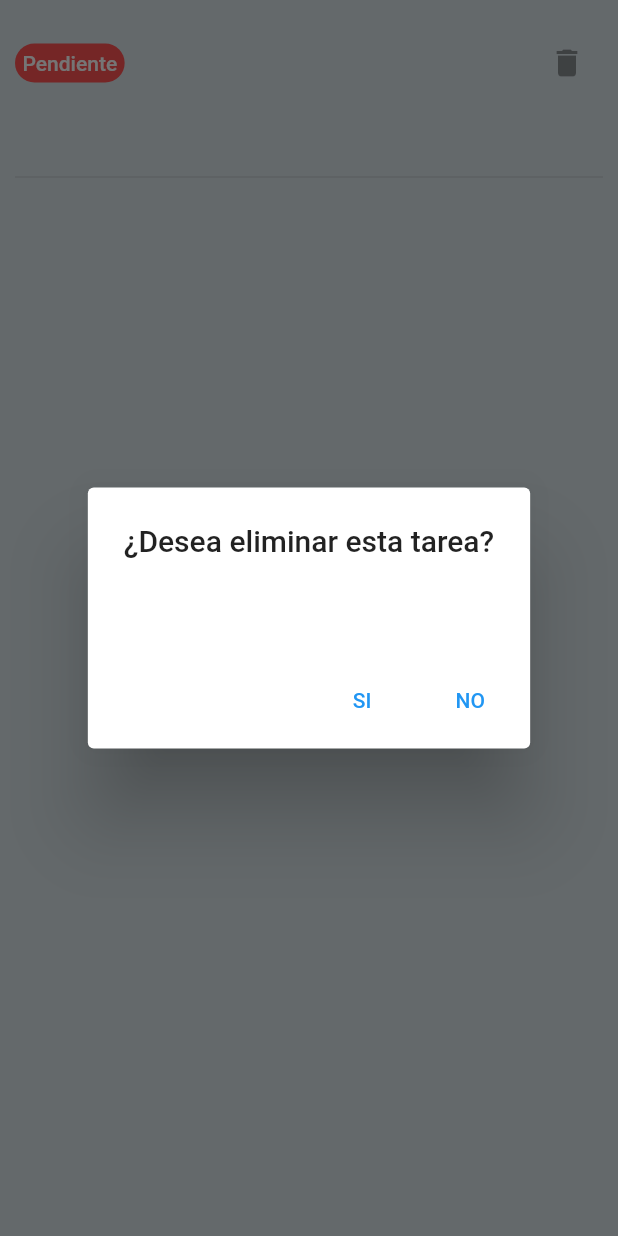
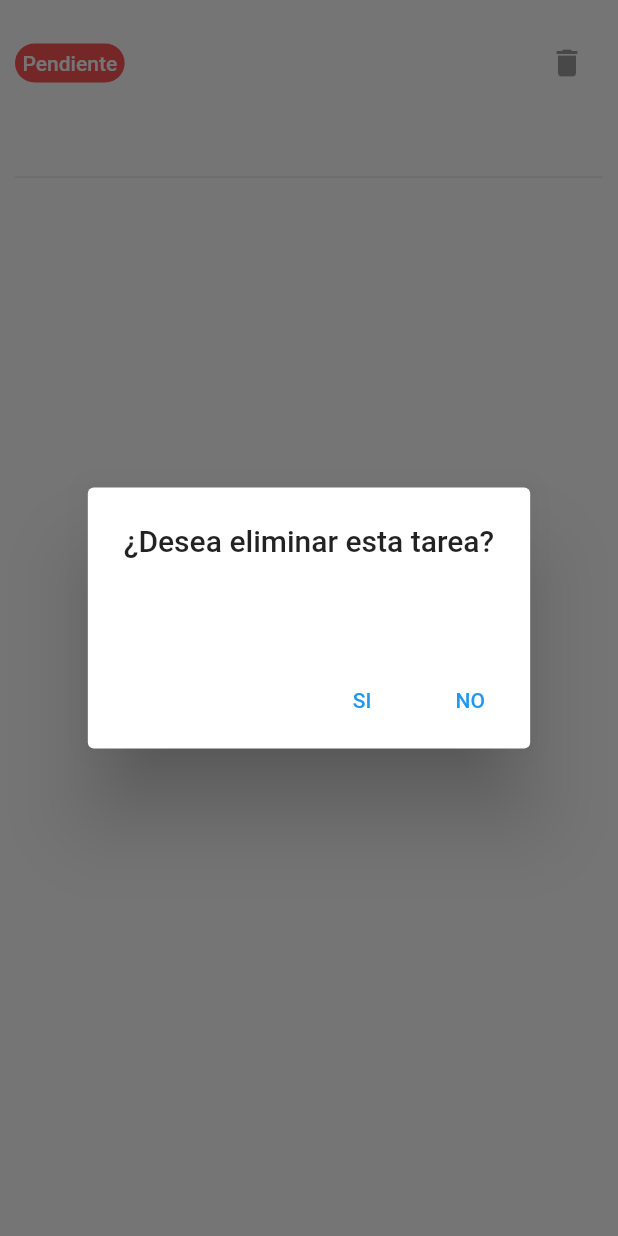
Before and after one commit to JaredLevi23/gestion_tareas_app, a Flutter app: the TaskTile widget shown alone on an empty page, opened directly with empty values, after a tap on the "delete" icon, on a phone screen of 412 x 824 dp. Run offline on Flutter 3.47's test engine with Material 2 defaults, Android fonts, the phone set to English and light mode, and no system bars; network calls fail.

Commit message:
App completada

```diff
--- a/lib/src/theme/theme.dart
+++ b/lib/src/theme/theme.dart
@@ -9,10 +9,7 @@ import 'package:flutter/material.dart';
 class AppTheme{
 
   static ThemeData theme = ThemeData.light().copyWith(
-    scaffoldBackgroundColor: const Color.fromRGBO(218, 228, 233, 1),
-    appBarTheme: AppBarTheme(
-      elevation: 0
-    )
+    scaffoldBackgroundColor: Colors.white,
   );
 
 }
--- a/lib/src/widgets/task_tile.dart
+++ b/lib/src/widgets/task_tile.dart
@@ -24,7 +24,7 @@ class TaskTile extends StatelessWidget {
         shape: RoundedRectangleBorder(
           borderRadius: BorderRadius.circular( 10 )
         ),
-        color: Colors.white,
+        color: Colors.black12,
         padding: const EdgeInsets.symmetric( vertical: 10, horizontal: 10 ),
         minWidth: double.maxFinite,
         onPressed: onPressed,
```
Also changed, not shown: lib/src/services/task_service.dart (+8 -6 lines).
